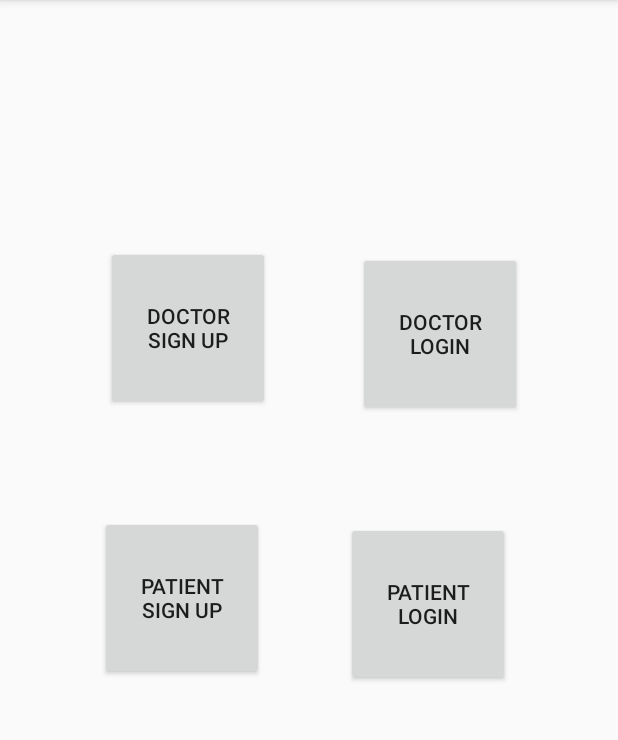
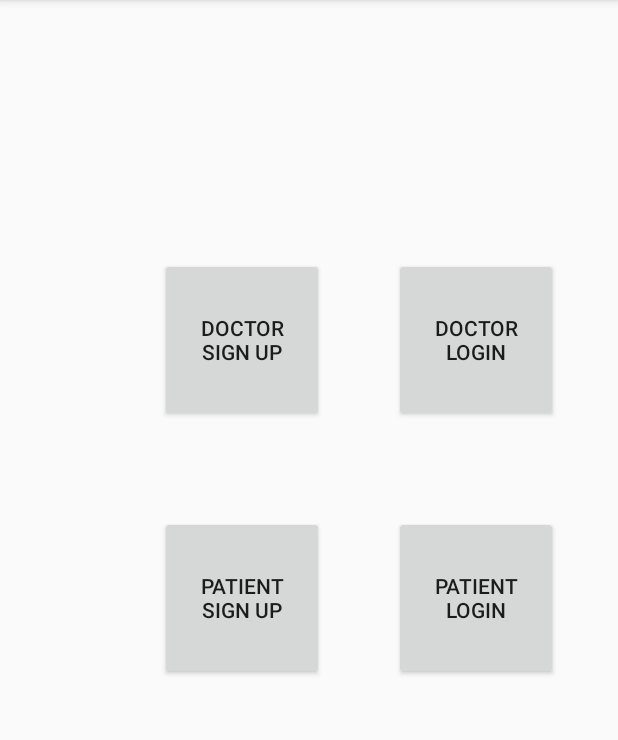
Before and after one commit to sullaVM/trocaire-diabetes-apps, an Android app: the screen it shows after launch (MainActivity), on a phone screen of 412 x 824 dp, the part 84-824 px from its top. Run offline under Robolectric (Android 15) with nearby library versions, the phone set to English and light mode, and no system bars.

Commit message:
XML Changes
Added and changed XML files.
(Ultan - Note: I'm not sure because I've only ever used one phone, but the dimensions of everything probably shouldn't be hard coded values, I'll just leave it for now.)

```diff
--- a/DiabetesApp/app/src/main/res/layout/activity_main.xml
+++ b/DiabetesApp/app/src/main/res/layout/activity_main.xml
@@ -10,9 +10,9 @@
         android:id="@+id/button"
         android:layout_width="109dp"
         android:layout_height="109dp"
-        android:layout_marginTop="164dp"
-        android:layout_marginEnd="232dp"
-        android:layout_marginRight="232dp"
+        android:layout_marginTop="172dp"
+        android:layout_marginEnd="196dp"
+        android:layout_marginRight="196dp"
         android:text="Doctor Sign Up"
         app:layout_constraintEnd_toEndOf="parent"
         app:layout_constraintTop_toTopOf="parent" />
@@ -21,9 +21,9 @@
         android:id="@+id/button2"
         android:layout_width="109dp"
         android:layout_height="109dp"
-        android:layout_marginTop="168dp"
-        android:layout_marginEnd="64dp"
-        android:layout_marginRight="64dp"
+        android:layout_marginTop="172dp"
+        android:layout_marginEnd="40dp"
+        android:layout_marginRight="40dp"
         android:text="Doctor Login"
         app:layout_constraintEnd_toEndOf="parent"
         app:layout_constraintTop_toTopOf="parent" />
@@ -33,8 +33,8 @@
         android:layout_width="109dp"
         android:layout_height="109dp"
         android:layout_marginTop="344dp"
-        android:layout_marginEnd="236dp"
-        android:layout_marginRight="236dp"
+        android:layout_marginEnd="196dp"
+        android:layout_marginRight="196dp"
         android:text="Patient Sign Up"
         app:layout_constraintEnd_toEndOf="parent"
         app:layout_constraintTop_toTopOf="parent" />
@@ -43,9 +43,9 @@
         android:id="@+id/button4"
         android:layout_width="109dp"
         android:layout_height="109dp"
-        android:layout_marginTop="348dp"
-        android:layout_marginEnd="72dp"
-        android:layout_marginRight="72dp"
+        android:layout_marginTop="344dp"
+        android:layout_marginEnd="40dp"
+        android:layout_marginRight="40dp"
         android:text="Patient Login"
         app:layout_constraintEnd_toEndOf="parent"
         app:layout_constraintTop_toTopOf="parent" />
```
Also changed, not shown: DiabetesApp/app/src/main/res/layout/activity_patient__data__enter.xml (added, +32 -0 lines), DiabetesApp/app/src/main/res/layout/activity_patient__login.xml (+24 -3 lines), DiabetesApp/app/src/main/res/layout/activity_patient__signup.xml (+27 -46 lines).
